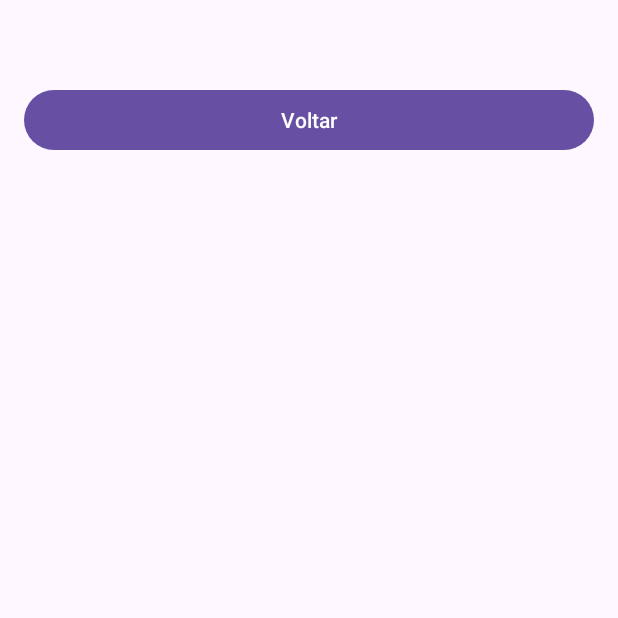
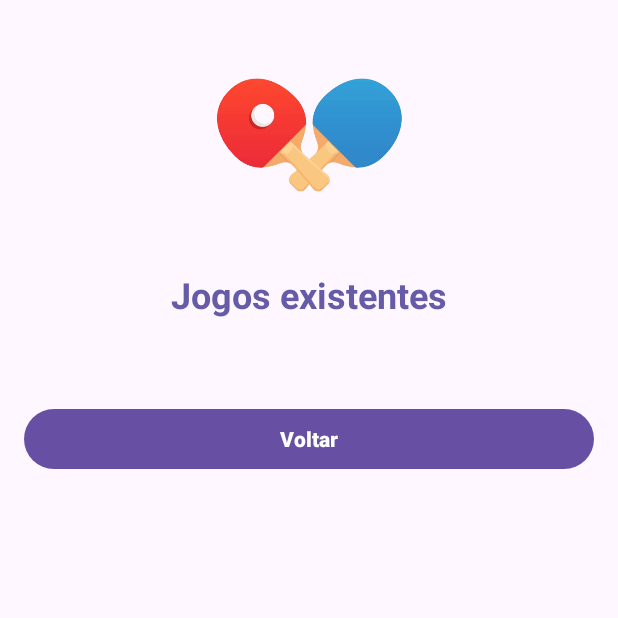
Before and after one commit to junior-rod/placartenisdemesa, an Android app: the JogosExistentesActivity screen opened directly, with no data from a screen before it, on a phone screen of 412 x 824 dp, the top half of it. Run offline under Robolectric (Android 15) with nearby library versions, the phone set to English and light mode, and no system bars.

Commit message:
update na tela jogos existentes

```diff
--- a/app/src/main/res/layout/activity_jogos_existentes.xml
+++ b/app/src/main/res/layout/activity_jogos_existentes.xml
@@ -5,10 +5,33 @@
     android:orientation="vertical"
     android:padding="16dp">
 
+
+    <ImageView
+        android:id="@+id/img_pingpong"
+        android:layout_width="216dp"
+        android:layout_height="148dp"
+        android:layout_gravity="center"
+        android:layout_marginBottom="16dp"
+
+        android:src="@mipmap/pinpong" />
+
+    <TextView
+        android:id="@+id/tv_criar_nova_partida"
+        android:layout_width="wrap_content"
+        android:layout_height="wrap_content"
+        android:text="Jogos existentes"
+        android:textColor="@color/texto"
+        android:textStyle="bold"
+        android:textSize="24sp"
+        android:layout_gravity="center"
+        android:layout_marginBottom="16dp"/>
+
     <androidx.recyclerview.widget.RecyclerView
         android:id="@+id/rv_jogos_existentes"
         android:layout_width="match_parent"
         android:layout_height="wrap_content"
+        android:textColor="@color/texto"
+        android:textStyle="bold"
         android:layout_marginTop="16dp"/>
 
     <Button
@@ -16,5 +39,6 @@
         android:layout_width="match_parent"
         android:layout_height="wrap_content"
         android:text="Voltar"
+        android:textStyle="bold"
         android:layout_marginTop="24dp" />
 </LinearLayout>
```
